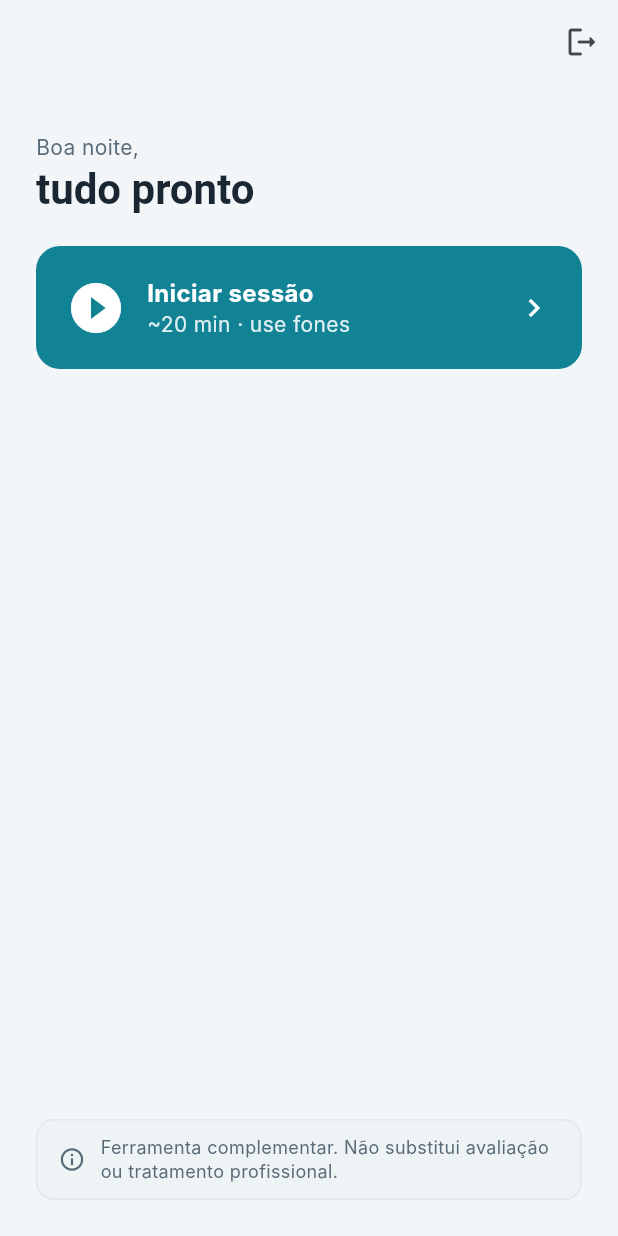
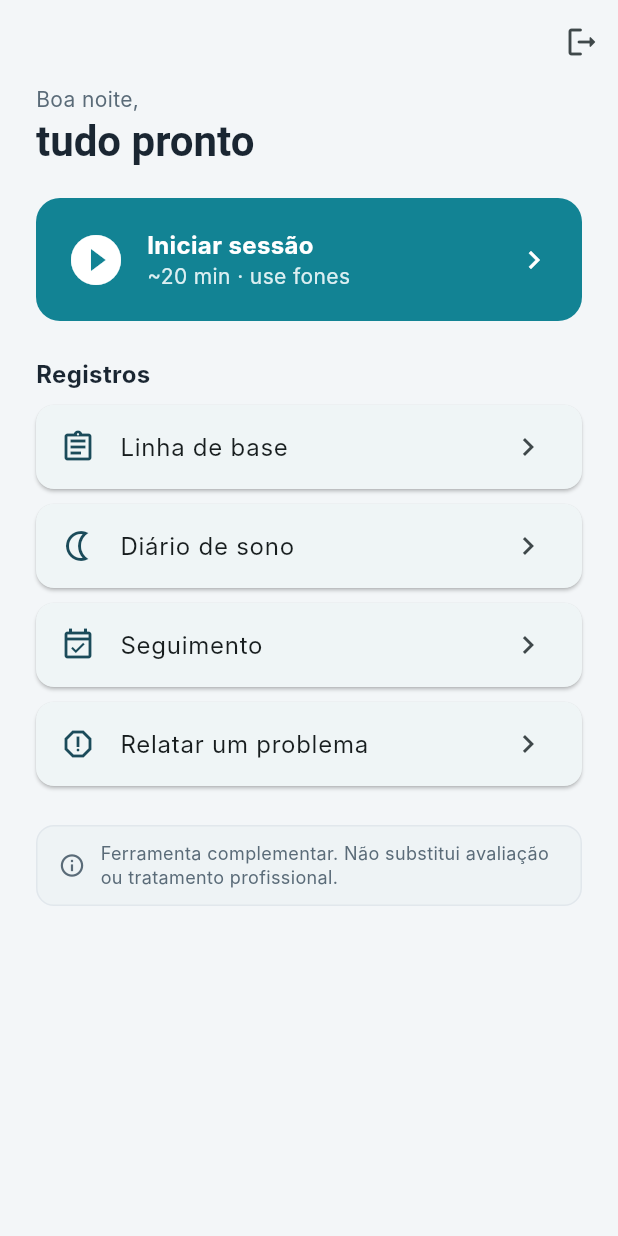
Before and after one commit to yh6k6hwbds-coder/sereno, a Flutter app: the HomeScreen screen opened directly, on a phone screen of 412 x 824 dp. Run offline on Flutter 3.47's test engine with Material 3 defaults, Android fonts, the phone set to English and light mode, and no system bars; our stand-ins replace flutter_secure_storage, just_audio; accounts and stored records are empty; Roboto replaces fonts that are missing (Fraunces, Inter).

Commit message:
B-nav: liga as telas B2-B6 a navegacao (cola do piloto)
As telas de captura existiam mas estavam orfas (nada na Home as alcancava). Agora o
participante chega a todas.

- home_screen: alem do CTA 'Iniciar sessao', lista 'Registros' com acesso a Linha de base
  (B2), Diario de sono (B4), Seguimento (B5) e Relatar um problema (B6); constroi
  OutcomesRepository a partir do armazenamento seguro.
- session_player: ao concluir a sessao, o dialogo oferece 'Responder rapido' -> encaixa o
  pos-sessao (B3) com o session_id correto; ao enviar, volta ao inicio.
- Teste app/test/home_nav_test.dart: a Home lista os registros e navega para a linha de base.
- Nao altera contrato/backend (cola de UI sob ADR-073/054).

RESSALVA: nao rodado localmente (sem SDK Flutter); validacao via job 'app' do CI.

Docs: ROADMAP (estado Flutter atualizado).

Co-Authored-By: Claude Opus 4.8 <noreply@anthropic.com>

```diff
--- a/app/lib/features/home/home_screen.dart
+++ b/app/lib/features/home/home_screen.dart
@@ -3,21 +3,27 @@ import '../../core/api_client.dart';
 import '../../core/theme.dart';
 import '../../services/participant_repository.dart';
 import '../../services/session_repository.dart';
+import '../../services/outcomes_repository.dart';
 import '../../services/session_store.dart';
 import '../../shared/disclaimer_banner.dart';
 import '../auth/otp_screen.dart';
 import '../session/headphone_check_screen.dart';
+import '../baseline/baseline_screen.dart';
+import '../diary/sleep_diary_screen.dart';
+import '../followup/followup_screen.dart';
+import '../adverse/adverse_event_screen.dart';
 
-/// Início pós-consentimento. Abre a preparação da sessão. (Próximas fatias: pós-sessão,
-/// diário, seguimento.) Serviços construídos a partir do armazenamento seguro
-/// compartilhado — a ser migrado para injeção via Riverpod (ADR-050).
+/// Início pós-consentimento. CTA de sessão + acesso às telas de registro (baseline,
+/// diário, seguimento, relato de EA). Serviços a partir do armazenamento seguro.
 class HomeScreen extends StatelessWidget {
   const HomeScreen({super.key});
 
-  SessionRepository _repo() {
+  SessionRepository _sessionRepo() {
     final store = SessionStore();
     return SessionRepository(ApiClient(store), store);
   }
+
+  OutcomesRepository _outcomesRepo() => OutcomesRepository(ApiClient(SessionStore()));
 
   Future<void> _logout(BuildContext context) async {
     final store = SessionStore();
@@ -27,6 +33,19 @@ class HomeScreen extends StatelessWidget {
     Navigator.of(context).pushAndRemoveUntil(
         MaterialPageRoute(builder: (_) => OtpScreen(repo: repo)), (route) => false);
   }
+
+  void _open(BuildContext context, Widget screen) =>
+      Navigator.of(context).push(MaterialPageRoute(builder: (_) => screen));
+
+  Widget _navTile(BuildContext context, IconData icon, String label, Widget screen) => Card(
+        margin: const EdgeInsets.only(bottom: 10),
+        child: ListTile(
+          leading: Icon(icon, color: SerenoColors.petrol),
+          title: Text(label),
+          trailing: const Icon(Icons.chevron_right),
+          onTap: () => _open(context, screen),
+        ),
+      );
 
   @override
   Widget build(BuildContext context) => Scaffold(
@@ -42,17 +61,15 @@ class HomeScreen extends StatelessWidget {
           ],
         ),
         body: SafeArea(
-          child: Padding(
-            padding: const EdgeInsets.all(24),
-            child: Column(crossAxisAlignment: CrossAxisAlignment.stretch, children: [
-              const SizedBox(height: 8),
+          child: ListView(
+            padding: const EdgeInsets.fromLTRB(24, 0, 24, 24),
+            children: [
               const Text('Boa noite,', style: TextStyle(color: SerenoColors.muted)),
               Text('tudo pronto', style: Theme.of(context).textTheme.headlineMedium),
               const SizedBox(height: 20),
               InkWell(
                 borderRadius: BorderRadius.circular(16),
-                onTap: () => Navigator.of(context).push(
-                    MaterialPageRoute(builder: (_) => HeadphoneCheckScreen(repo: _repo()))),
+                onTap: () => _open(context, HeadphoneCheckScreen(repo: _sessionRepo())),
                 child: Container(
                   padding: const EdgeInsets.all(20),
                   decoration: BoxDecoration(color: SerenoColors.teal, borderRadius: BorderRadius.circular(16)),
@@ -70,9 +87,17 @@ class HomeScreen extends StatelessWidget {
                   ]),
                 ),
               ),
-              const Spacer(),
+              const SizedBox(height: 24),
+              const Text('Registros', style: TextStyle(fontWeight: FontWeight.w700, fontSize: 16)),
+              const SizedBox(height: 10),
+              _navTile(context, Icons.assignment_outlined, 'Linha de base', BaselineScreen(repo: _outcomesRepo())),
+              _navTile(context, Icons.nightlight_outlined, 'Diário de sono', SleepDiaryScreen(repo: _outcomesRepo())),
+              _navTile(context, Icons.event_available_outlined, 'Seguimento', FollowupScreen(repo: _outcomesRepo())),
+              _navTile(context, Icons.report_gmailerrorred_outlined, 'Relatar um problema',
+                  AdverseEventScreen(repo: _outcomesRepo())),
+              const SizedBox(height: 16),
               const DisclaimerBanner(),
-            ]),
+            ],
           ),
         ),
       );
```
Also changed, not shown: app/lib/features/session/session_player_screen.dart (+17 -3 lines), 2 other files.
